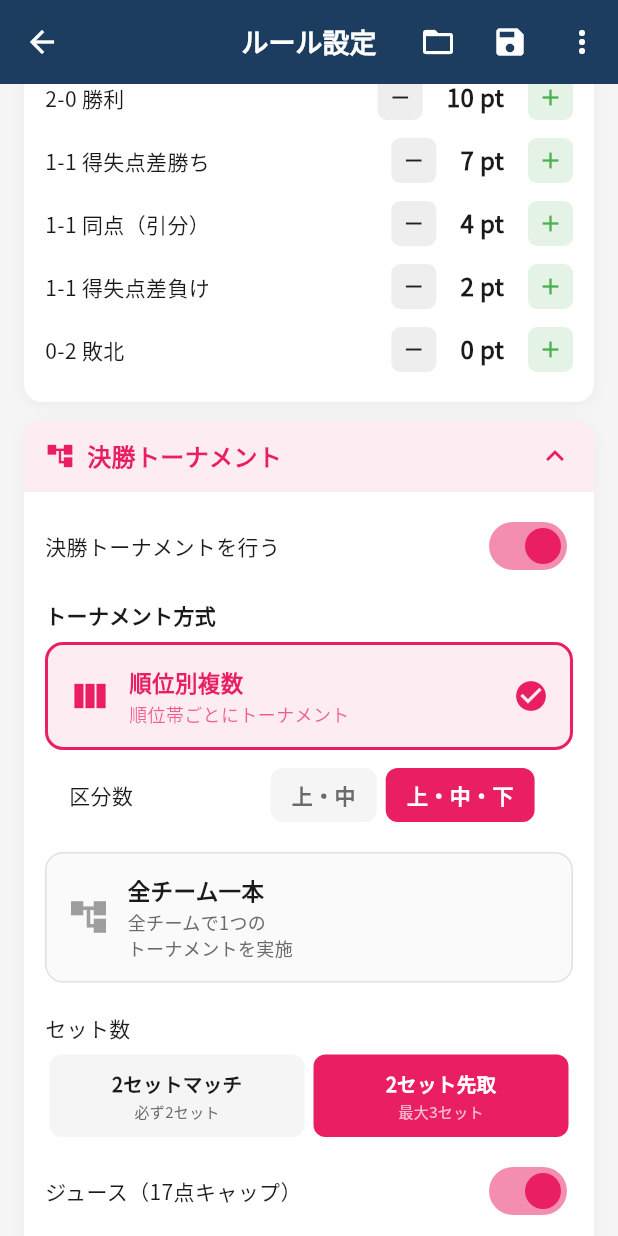
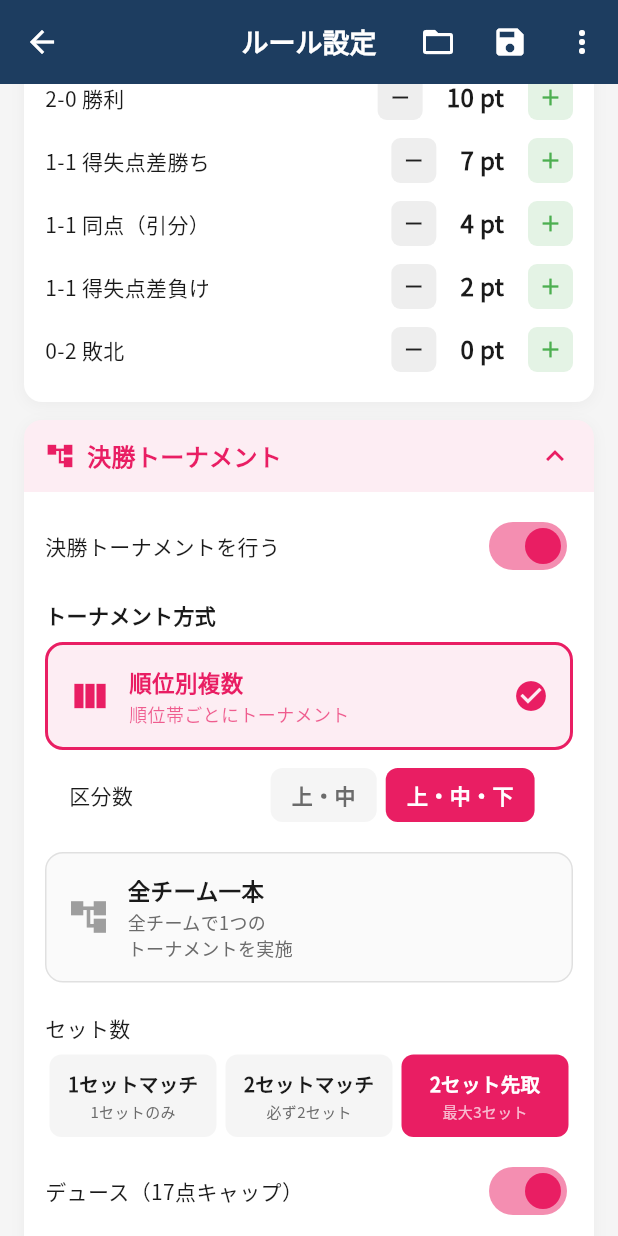
Before and after one commit to sofvo-dev/sofvo, a Flutter app: the TournamentRulesScreen screen opened directly, scrolled down 576 dp, on a phone screen of 412 x 824 dp. Run offline on Flutter 3.47's test engine with Material 3 defaults, Android fonts, the phone set to English and light mode, and no system bars; our stand-ins replace cached_network_image, cloud_firestore, file_picker, firebase_auth, firebase_core, firebase_messaging and 10 more; missing offline and left inert: dart:js_interop, mobile_scanner; accounts and stored records are empty; network calls fail.

Commit message:
決勝にも1セットマッチ選択肢を追加 & ジュース→デュースに統一
- 決勝セット数を[2,3]→[1,2,3]に変更し予選と同じ3択に
- 決勝1セットマッチ時の時間計算(10分+3分)を追加
- ルール設定画面の「ジュース」表記を「デュース」に統一

https://claude.ai/code/session_01NdXNSNEhWCRPmtaSJSELhX

```diff
--- a/lib/screens/tournament/tournament_rules_screen.dart
+++ b/lib/screens/tournament/tournament_rules_screen.dart
@@ -180,7 +180,7 @@ class _TournamentRulesScreenState extends State<TournamentRulesScreen> {
 
     // 決勝トーナメントの試合数
     // 決勝の2セット先取はフルセットになりやすいので長めに見積もる
-    final finalMatchMin = (_finalSets == 2 ? 20 : 30) + matchOverhead;
+    final finalMatchMin = (_finalSets == 1 ? 10 : (_finalSets == 2 ? 20 : 30)) + matchOverhead;
     int finalMatches = 0;
     if (_hasFinal) {
       if (_finalFormat == '順位別複数') {
@@ -505,7 +505,7 @@ class _TournamentRulesScreenState extends State<TournamentRulesScreen> {
           _collapsibleSection('予選ルール', Icons.sports_volleyball, _prelimColor, _prelimOpen, (v) => setState(() => _prelimOpen = v), [
             _choiceRow('予選ラウンド数', [1, 2], _prelimRounds, (v) => setState(() => _prelimRounds = v), _prelimColor),
             _setFormatSelector([1, 2, 3], _prelimSets, (v) => setState(() => _prelimSets = v), _prelimColor),
-            _switchRow('ジュース（17点キャップ）', _prelimDeuce, (v) => setState(() { _prelimDeuce = v; if (v) _prelimDeuceCap = 17; }), _prelimColor),
+            _switchRow('デュース（17点キャップ）', _prelimDeuce, (v) => setState(() { _prelimDeuce = v; if (v) _prelimDeuceCap = 17; }), _prelimColor),
           ]),
           const SizedBox(height: 12),
 
@@ -545,8 +545,8 @@ class _TournamentRulesScreenState extends State<TournamentRulesScreen> {
               _formatCard('全チーム一本', '全チームで1つの\nトーナメントを実施', Icons.account_tree,
                 _finalFormat == '全チーム一本', () => setState(() => _finalFormat = '全チーム一本'), _finalColor),
               const SizedBox(height: 12),
-              _setFormatSelector([2, 3], _finalSets, (v) => setState(() => _finalSets = v), _finalColor),
-              _switchRow('ジュース（17点キャップ）', _finalDeuce, (v) => setState(() { _finalDeuce = v; if (v) _finalDeuceCap = 17; }), _finalColor),
+              _setFormatSelector([1, 2, 3], _finalSets, (v) => setState(() => _finalSets = v), _finalColor),
+              _switchRow('デュース（17点キャップ）', _finalDeuce, (v) => setState(() { _finalDeuce = v; if (v) _finalDeuceCap = 17; }), _finalColor),
               _switchRow('3位決定戦', _thirdPlace, (v) => setState(() => _thirdPlace = v), _finalColor),
               _switchRow('敗者復活戦', _loserRevival, (v) => setState(() => _loserRevival = v), _finalColor),
             ],
```
